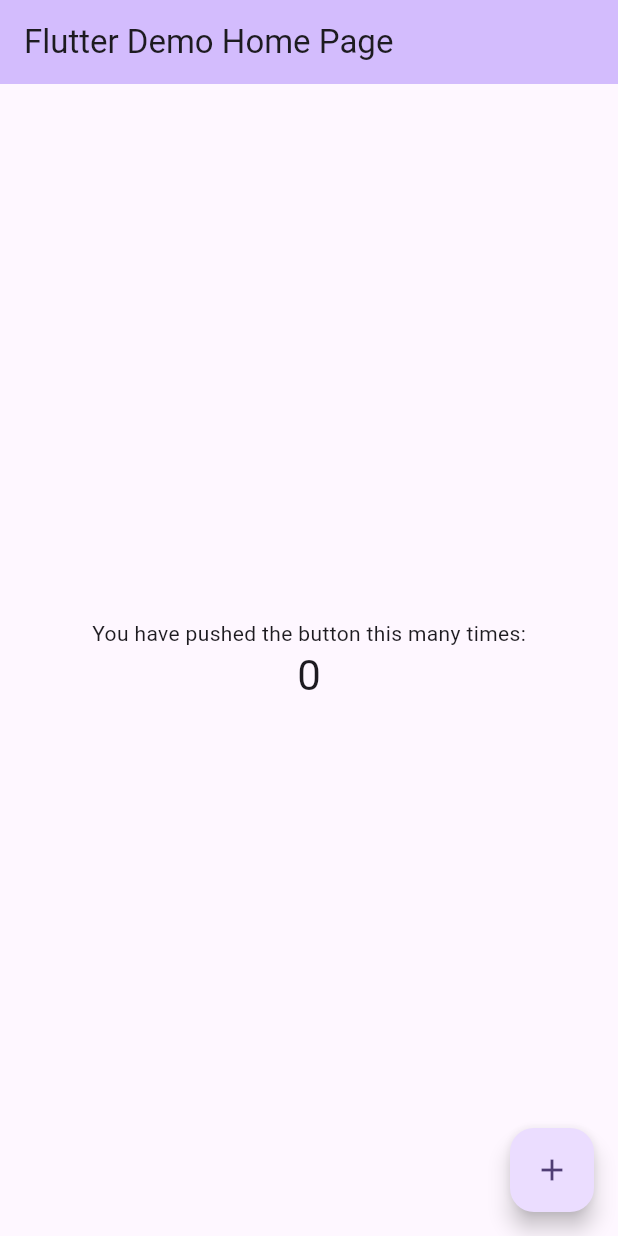
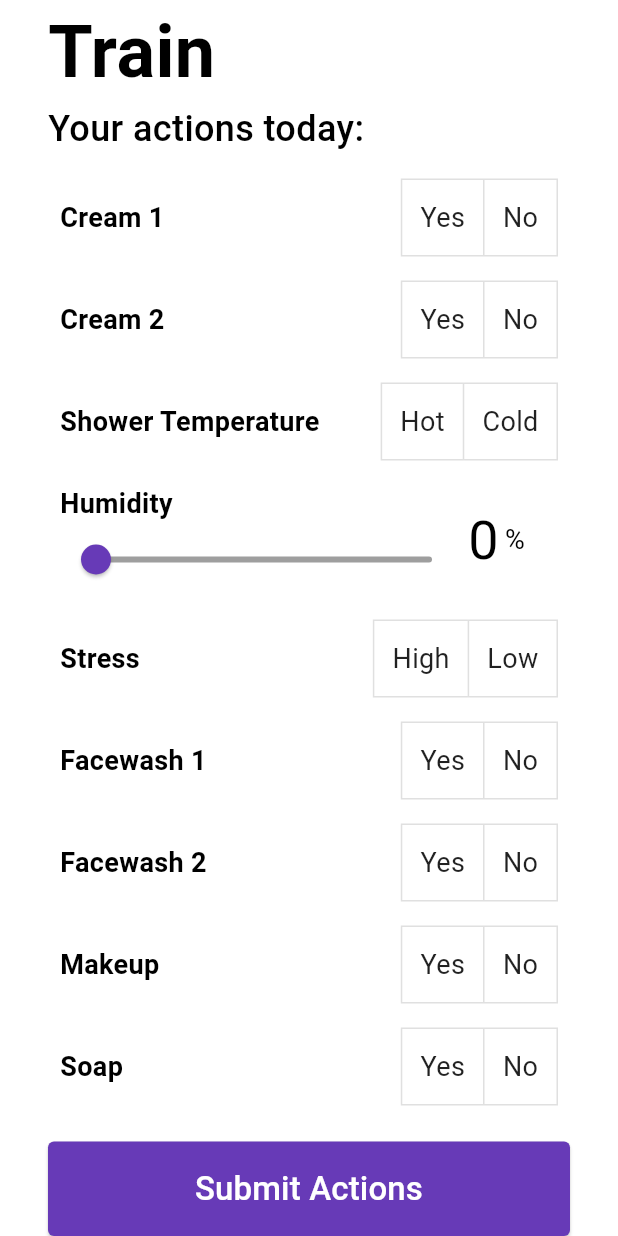
Before and after one commit to BillyJaf/hackathon_frontend, a Flutter app: the screen it shows after launch, on a phone screen of 412 x 824 dp. Run offline on Flutter 3.47's test engine with Material 3 defaults, Android fonts, the light colour scheme and no system bars.

Commit message:
feat: wip train screen

```diff
--- /dev/null
+++ b/lib/action_field.dart
@@ -0,0 +1,42 @@
+import 'package:flutter/material.dart';
+
+class ActionField extends StatelessWidget {
+  final String label;
+  final Widget? child;
+  final Widget valueWidget;
+
+  const ActionField({
+    super.key,
+    this.label = "Action Name",
+    this.child,
+    required this.valueWidget,
+  });
+
+  @override
+  Widget build(BuildContext context) {
+    return SizedBox(
+      width: double.infinity,
+      child: Padding(
+        padding: const EdgeInsets.all(8.0),
+        child: Row(
+          mainAxisAlignment: MainAxisAlignment.spaceBetween,
+          children: [
+            Expanded(
+              child: Column(
+                crossAxisAlignment: CrossAxisAlignment.start,
+                children: [
+                  Text(
+                    label,
+                    style: const TextStyle(fontSize: 18.0, fontWeight: FontWeight.w600),
+                  ),
+                  if (child != null) child!,
+                ],
+              ),
+            ),
+            valueWidget,
+          ],
+        ),
+      ),
+    );
+  }
+}
--- a/lib/main.dart
+++ b/lib/main.dart
@@ -1,4 +1,5 @@
 import 'package:flutter/material.dart';
+import 'package:hackathon_frontend/train_screen.dart';
 
 void main() {
   runApp(const MyApp());
@@ -11,115 +12,17 @@
   @override
   Widget build(BuildContext context) {
     return MaterialApp(
-      title: 'Flutter Demo',
+      title: 'AB App',
       theme: ThemeData(
-        // This is the theme of your application.
-        //
-        // TRY THIS: Try running your application with "flutter run". You'll see
-        // the application has a purple toolbar. Then, without quitting the app,
-        // try changing the seedColor in the colorScheme below to Colors.green
-        // and then invoke "hot reload" (save your changes or press the "hot
-        // reload" button in a Flutter-supported IDE, or press "r" if you used
-        // the command line to start the app).
-        //
-        // Notice that the counter didn't reset back to zero; the application
-        // state is not lost during the reload. To reset the state, use hot
-        // restart instead.
-        //
-        // This works for code too, not just values: Most code changes can be
-        // tested with just a hot reload.
-        colorScheme: ColorScheme.fromSeed(seedColor: Colors.deepPurple),
+        colorScheme: ColorScheme.fromSwatch(
+          primarySwatch: Colors.deepPurple,
+          accentColor: Colors.deepPurpleAccent,
+          errorColor: Colors.red,
+          brightness: Brightness.light,
+        ),
         useMaterial3: true,
       ),
-      home: const MyHomePage(title: 'Flutter Demo Home Page'),
+      home: const TrainScreen(),
     );
   }
 }
-
-class MyHomePage extends StatefulWidget {
-  const MyHomePage({super.key, required this.title});
-
-  // This widget is the home page of your application. It is stateful, meaning
-  // that it has a State object (defined below) that contains fields that affect
-  // how it looks.
-
-  // This class is the configuration for the state. It holds the values (in this
-  // case the title) provided by the parent (in this case the App widget) and
-  // used by the build method of the State. Fields in a Widget subclass are
-  // always marked "final".
-
-  final String title;
-
-  @override
-  State<MyHomePage> createState() => _MyHomePageState();
-}
-
-class _MyHomePageState extends State<MyHomePage> {
-  int _counter = 0;
-
-  void _incrementCounter() {
-    setState(() {
-      // This call to setState tells the Flutter framework that something has
-      // changed in this State, which causes it to rerun the build method below
-      // so that the display can reflect the updated values. If we changed
-      // _counter without calling setState(), then the build method would not be
-      // called again, and so nothing would appear to happen.
-      _counter++;
-    });
-  }
-
-  @override
-  Widget build(BuildContext context) {
-    // This method is rerun every time setState is called, for instance as done
-    // by the _incrementCounter method above.
-    //
-    // The Flutter framework has been optimized to make rerunning build methods
-    // fast, so that you can just rebuild anything that needs updating rather
-    // than having to individually change instances of widgets.
-    return Scaffold(
-      appBar: AppBar(
-        // TRY THIS: Try changing the color here to a specific color (to
-        // Colors.amber, perhaps?) and trigger a hot reload to see the AppBar
-        // change color while the other colors stay the same.
-        backgroundColor: Theme.of(context).colorScheme.inversePrimary,
-        // Here we take the value from the MyHomePage object that was created by
-        // the App.build method, and use it to set our appbar title.
-        title: Text(widget.title),
-      ),
-      body: Center(
-        // Center is a layout widget. It takes a single child and positions it
-        // in the middle of the parent.
-        child: Column(
-          // Column is also a layout widget. It takes a list of children and
-          // arranges them vertically. By default, it sizes itself to fit its
-          // children horizontally, and tries to be as tall as its parent.
-          //
-          // Column has various properties to control how it sizes itself and
-          // how it positions its children. Here we use mainAxisAlignment to
-          // center the children vertically; the main axis here is the vertical
-          // axis because Columns are vertical (the cross axis would be
-          // horizontal).
-          //
-          // TRY THIS: Invoke "debug painting" (choose the "Toggle Debug Paint"
-          // action in the IDE, or press "p" in the console), to see the
-          // wireframe for each widget.
-          mainAxisAlignment: MainAxisAlignment.center,
-          children: <Widget>[
-            const Text(
-              'You have pushed the button this many times:',
-            ),
-            Text(
-              '$_counter',
-              style: Theme.of(context).textTheme.headlineMedium,
-            ),
-          ],
-        ),
-      ),
-      floatingActionButton: FloatingActionButton(
-        onPressed: _incrementCounter,
-        tooltip: 'Increment',
-        child: const Icon(Icons.add),
-      ), // This trailing comma makes auto-formatting nicer for build methods.
-    );
-  }
-}
--- /dev/null
+++ b/lib/option_field.dart
@@ -0,0 +1,44 @@
+import 'package:flutter/material.dart';
+import 'package:hackathon_frontend/action_field.dart';
+
+class Option {
+  final String label;
+  final double value;
+
+  const Option(this.label, this.value);
+}
+
+class OptionField extends StatelessWidget {
+  final String label;
+  final String? value;
+  final List<Option> options;
+
+  const OptionField({
+    super.key,
+    this.label = "Action Name",
+    this.options = const [],
+    this.value,
+  });
+
+  @override
+  Widget build(BuildContext context) {
+    return ActionField(
+      label: label,
+      valueWidget: ToggleButtons(
+        isSelected: options.map((option) => option.label == value).toList(),
+        onPressed: (index) => print(options[index].label),
+        children: options
+            .map(
+              (option) => Padding(
+                padding: const EdgeInsets.all(12.0),
+                child: Text(
+                  option.label,
+                  style: const TextStyle(fontSize: 18.0),
+                ),
+              ),
+            )
+            .toList(),
+      ),
+    );
+  }
+}
--- /dev/null
+++ b/lib/slider_field.dart
@@ -0,0 +1,49 @@
+import 'package:flutter/material.dart';
+import 'package:hackathon_frontend/action_field.dart';
+
+class SliderField extends StatelessWidget {
+  final String label;
+  final String suffix;
+  final double value;
+
+  const SliderField({
+    super.key,
+    this.label = "Action Name",
+    this.suffix = "",
+    this.value = 0.0,
+  });
+
+  @override
+  Widget build(BuildContext context) {
+    return ActionField(
+      label: label,
+      valueWidget: SizedBox(
+        width: 60.0,
+        child: Row(
+          mainAxisAlignment: MainAxisAlignment.start,
+          crossAxisAlignment: CrossAxisAlignment.center,
+          children: [
+            Text(
+              value.toStringAsFixed(0),
+              style: const TextStyle(fontSize: 36.0, fontWeight: FontWeight.w400),
+              textAlign: TextAlign.right,
+            ),
+            const SizedBox(width: 4.0),
+            Text(
+              suffix,
+              style: const TextStyle(fontSize: 18.0, fontWeight: FontWeight.w400),
+              textAlign: TextAlign.right,
+            ),
+          ],
+        ),
+      ),
+      child: Slider(
+        min: 0.0,
+        max: 100.0,
+        value: value,
+        onChanged: print,
+        inactiveColor: Theme.of(context).disabledColor,
+      ),
+    );
+  }
+}
--- /dev/null
+++ b/lib/train_screen.dart
@@ -0,0 +1,71 @@
+import 'package:flutter/material.dart';
+import 'package:hackathon_frontend/action_field.dart';
+import 'package:hackathon_frontend/option_field.dart';
+import 'package:hackathon_frontend/slider_field.dart';
+
+class TrainScreen extends StatelessWidget {
+  const TrainScreen({super.key});
+
+  @override
+  Widget build(BuildContext context) {
+    return Scaffold(
+      body: SafeArea(
+        child: Container(
+          width: double.infinity,
+          padding: const EdgeInsets.symmetric(horizontal: 32.0),
+          child: Column(
+            crossAxisAlignment: CrossAxisAlignment.start,
+            children: [
+              // Title Header Text
+              const Text("Train", style: TextStyle(fontSize: 48, fontWeight: FontWeight.bold)),
+              const Text("Your actions today:", style: TextStyle(fontSize: 24, fontWeight: FontWeight.w500)),
+
+              // Action Fields
+              Expanded(
+                child: Padding(
+                  padding: const EdgeInsets.symmetric(vertical: 8.0),
+                  child: ListView(
+                    shrinkWrap: true,
+                    children: const [
+                      OptionField(label: "Cream 1", options: [Option("Yes", 1.0), Option("No", 0.0)]),
+                      OptionField(label: "Cream 2", options: [Option("Yes", 1.0), Option("No", 0.0)]),
+                      OptionField(label: "Shower Temperature", options: [Option("Hot", 1.0), Option("Cold", 0.0)]),
+                      SliderField(label: "Humidity", suffix: "%"),
+                      OptionField(label: "Stress", options: [Option("High", 1.0), Option("Low", 0.0)]),
+                      OptionField(label: "Facewash 1", options: [Option("Yes", 1.0), Option("No", 0.0)]),
+                      OptionField(label: "Facewash 2", options: [Option("Yes", 1.0), Option("No", 0.0)]),
+                      OptionField(label: "Makeup", options: [Option("Yes", 1.0), Option("No", 0.0)]),
+                      OptionField(label: "Soap", options: [Option("Yes", 1.0), Option("No", 0.0)]),
+                      SliderField(label: "Hours Inside", suffix: "hrs"),
+                    ],
+                  ),
+                ),
+              ),
+
+              // Submit Button
+              ElevatedButton(
+                onPressed: () {},
+                style: ElevatedButton.styleFrom(
+                  foregroundColor: Theme.of(context).colorScheme.onPrimary,
+                  backgroundColor: Theme.of(context).colorScheme.primary,
+                  shape: const RoundedRectangleBorder(
+                    borderRadius: BorderRadius.all(Radius.circular(4.0)),
+                  ),
+                ),
+                child: Container(
+                  width: double.infinity,
+                  padding: const EdgeInsets.symmetric(vertical: 16.0),
+                  child: const Text(
+                    "Submit Actions",
+                    style: TextStyle(fontSize: 22.0),
+                    textAlign: TextAlign.center,
+                  ),
+                ),
+              ),
+            ],
+          ),
+        ),
+      ),
+    );
+  }
+}
```
